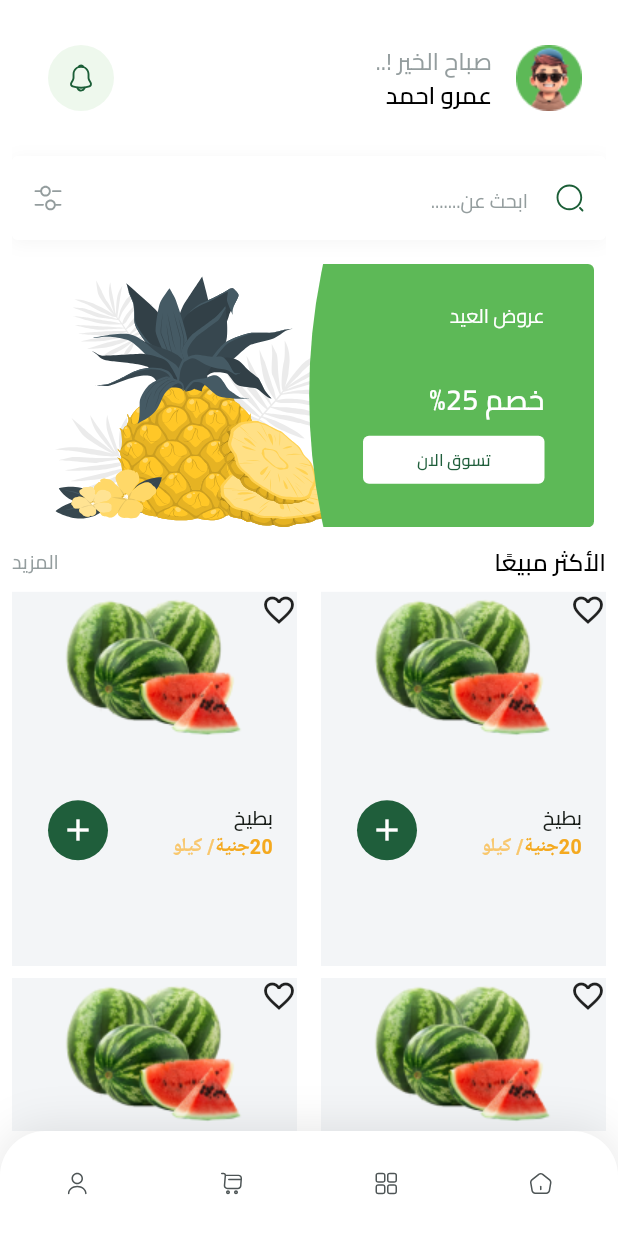
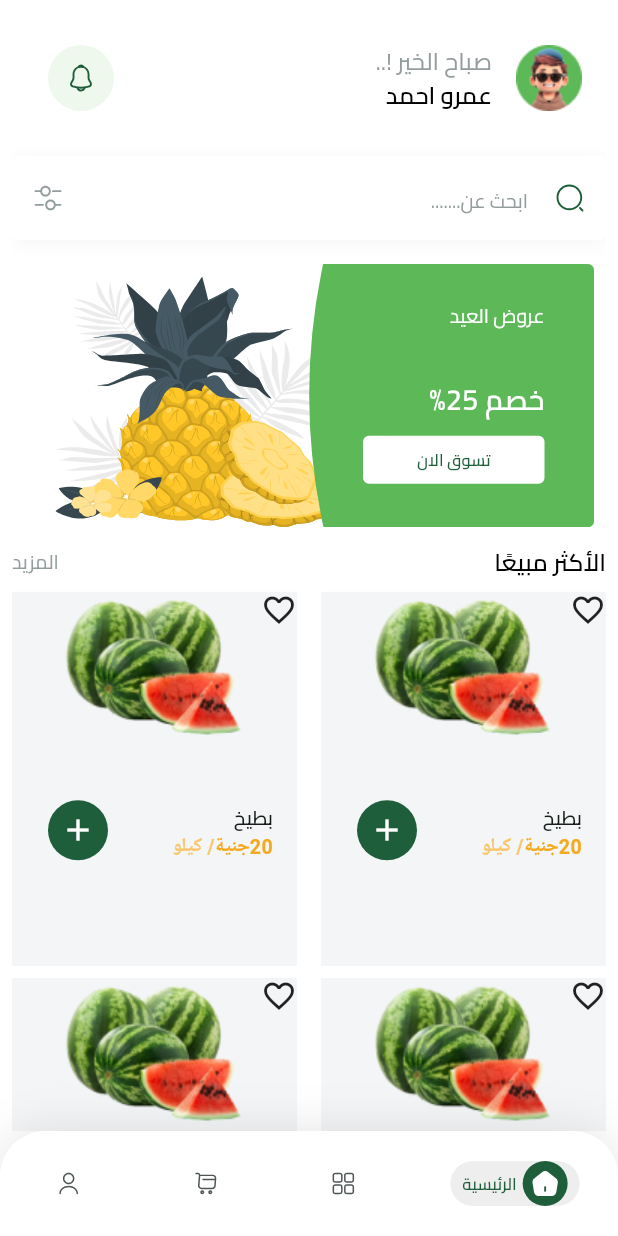
Before and after one commit to AmrElzohairy/fruitsHub, a Flutter app: the HomeView screen opened by its route, on a phone screen of 412 x 824 dp. Run offline on Flutter 3.47's test engine with Material 3 defaults, Android fonts, the phone set to English and light mode, and no system bars; our stand-ins replace bloc, cloud_firestore, dartz, dots_indicator, firebase_auth, firebase_core and 7 more; missing offline and left inert: flutter_facebook_auth; accounts and stored records are empty.

Commit message:
Enhance Navigation Bar with Active and Inactive States
Updated the `ActiveItem` widget to include a text label and a styled container. Modified the `CustomNavigationBar` to manage the selected index state and pass it to `NavigationBarItem`. Adjusted the `NavigationBarItem` to use the `isSelected` flag and updated the `InActiveItem` to use flex properties for better layout management.

```diff
--- a/lib/features/home/presentation/ui/widgets/active_nav_bar_item.dart
+++ b/lib/features/home/presentation/ui/widgets/active_nav_bar_item.dart
@@ -1,15 +1,60 @@
 import 'package:flutter/material.dart';
 import 'package:flutter_svg/svg.dart';
+import 'package:fruits/core/utils/app_colors.dart';
+
+import '../../../../../core/utils/app_text_styles.dart';
 
 class ActiveItem extends StatelessWidget {
   const ActiveItem({
     super.key,
     required this.iconImage,
+    required this.text,
   });
   final String iconImage;
+  final String text;
 
   @override
   Widget build(BuildContext context) {
-    return SvgPicture.asset(iconImage);
+    return Expanded(
+      flex: 3,
+      child: Center(
+        child: Container(
+          padding: const EdgeInsets.symmetric(horizontal: 8),
+          decoration: ShapeDecoration(
+            color: const Color(0xffEEEEEE),
+            shape: RoundedRectangleBorder(
+              borderRadius: BorderRadius.circular(30),
+            ),
+          ),
+          child: Row(
+            mainAxisSize: MainAxisSize.min,
+            children: [
+              Container(
+                height: 30,
+                width: 30,
+                decoration: ShapeDecoration(
+                    shape: RoundedRectangleBorder(
+                      borderRadius: BorderRadius.circular(30),
+                    ),
+                    color: AppColors.primaryColor),
+                child: Center(
+                    child: SvgPicture.asset(
+                  iconImage,
+                  height: 20,
+                )),
+              ),
+              const SizedBox(
+                width: 4,
+              ),
+              Text(
+                text,
+                style: TextStyles.semiBold11
+                    .copyWith(color: AppColors.primaryColor),
+              )
+            ],
+          ),
+        ),
+      ),
+    );
   }
 }
--- a/lib/features/home/presentation/ui/widgets/custom_navigation_bar.dart
+++ b/lib/features/home/presentation/ui/widgets/custom_navigation_bar.dart
@@ -2,9 +2,15 @@ import 'package:flutter/material.dart';
 import 'package:fruits/features/home/domain/entities/buttom_nav_bar_entity.dart';
 import 'package:fruits/features/home/presentation/ui/widgets/nav_bar_item.dart';
 
-class CustomNavigationBar extends StatelessWidget {
+class CustomNavigationBar extends StatefulWidget {
   const CustomNavigationBar({super.key});
 
+  @override
+  State<CustomNavigationBar> createState() => _CustomNavigationBarState();
+}
+
+class _CustomNavigationBarState extends State<CustomNavigationBar> {
+  int selectedIndex = 0;
   @override
   Widget build(BuildContext context) {
     return Container(
@@ -29,11 +35,13 @@ class CustomNavigationBar extends StatelessWidget {
       ),
       child: Row(
           mainAxisAlignment: MainAxisAlignment.spaceAround,
-          children: bottomNavItems.map((e) {
+          children: bottomNavItems.asMap().entries.map((e) {
+            var index = e.key;
+            var entry = e.value;
             return NavigationBarItem(
-              isActive: false,
-              iconImage: e.inActiveIcon,
-              buttomNavBarEntity: e,
+              buttomNavBarEntity: entry,
+              isSelected: selectedIndex == index,
+
             );
           }).toList()),
     );
--- a/lib/features/home/presentation/ui/widgets/inactive_nav_bar_item.dart
+++ b/lib/features/home/presentation/ui/widgets/inactive_nav_bar_item.dart
@@ -10,6 +10,8 @@ class InActiveItem extends StatelessWidget {
 
   @override
   Widget build(BuildContext context) {
-    return SvgPicture.asset(iconImage);
+    return Expanded(
+      flex: 2,
+      child: SvgPicture.asset(iconImage));
   }
 }
--- a/lib/features/home/presentation/ui/widgets/nav_bar_item.dart
+++ b/lib/features/home/presentation/ui/widgets/nav_bar_item.dart
@@ -1,4 +1,3 @@
-
 import 'package:flutter/material.dart';
 import 'package:fruits/features/home/presentation/ui/widgets/active_nav_bar_item.dart';
 import 'package:fruits/features/home/presentation/ui/widgets/inactive_nav_bar_item.dart';
@@ -8,17 +7,19 @@ import '../../../domain/entities/buttom_nav_bar_entity.dart';
 class NavigationBarItem extends StatelessWidget {
   const NavigationBarItem({
     super.key,
-    required this.iconImage,
-    required this.isActive,
+    required this.isSelected,
     required this.buttomNavBarEntity,
   });
-  final String iconImage;
-  final bool isActive;
+
+  final bool isSelected;
   final ButtomNavBarEntity buttomNavBarEntity;
   @override
   Widget build(BuildContext context) {
-    return isActive
-        ? ActiveItem(iconImage: iconImage)
+    return isSelected
+        ? ActiveItem(
+            iconImage: buttomNavBarEntity.activeIcon,
+            text: buttomNavBarEntity.name,
+          )
         : InActiveItem(iconImage: buttomNavBarEntity.inActiveIcon);
   }
 }
```
